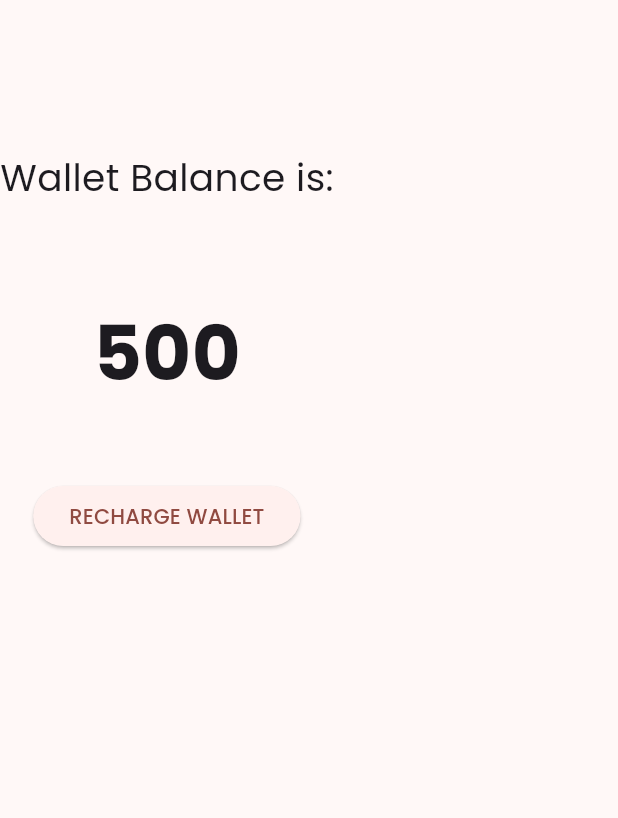
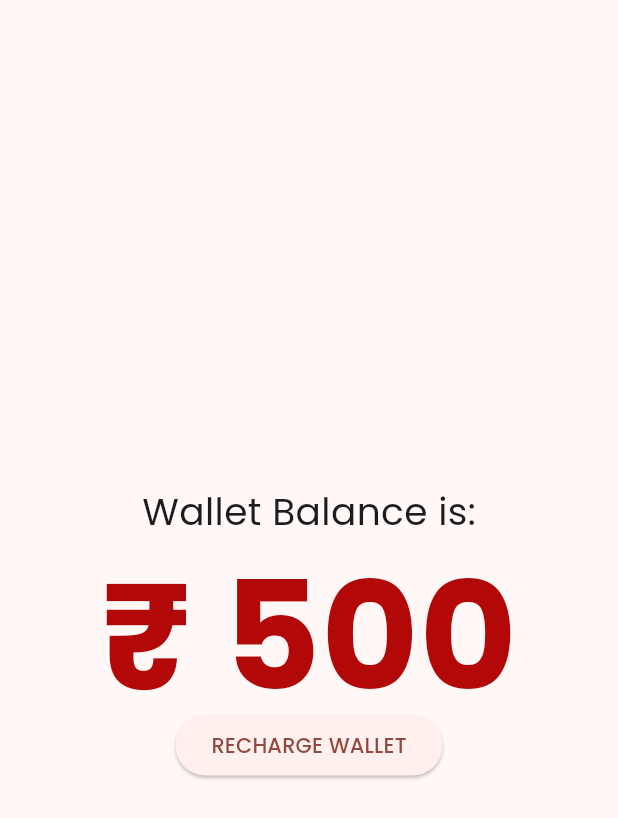
Before and after one commit to abhiram-arun/routeify, a Flutter app: the WalletView screen opened directly, on a phone screen of 412 x 824 dp. Shown: the top 818 px of the screen. Run offline on Flutter 3.47's test engine with Material 3 defaults, Android fonts, the light colour scheme and no system bars; our stand-ins replace dropdown_search, google_fonts.

```diff
--- a/lib/Admin/views/adminhome.dart
+++ b/lib/Admin/views/adminhome.dart
@@ -18,6 +18,7 @@ class _AdminHomeState extends State<AdminHome> {
   ];
   Widget build(BuildContext context) {
     return Scaffold(
+      body: screens[currentIndex],
       bottomNavigationBar: BottomNavigationBar(
         currentIndex: currentIndex,
         onTap: (index) => setState(() => {currentIndex = index}),
--- a/lib/main.dart
+++ b/lib/main.dart
@@ -26,7 +26,7 @@ class MyApp extends StatelessWidget {
           textTheme: GoogleFonts.poppinsTextTheme(
             Theme.of(context).textTheme,
           )),
-      home: const WalletView(),
+      home: const AdminHome(),
     );
   }
 }
--- a/lib/user/views/walletview.dart
+++ b/lib/user/views/walletview.dart
@@ -6,17 +6,34 @@ class WalletView extends StatelessWidget {
   @override
   Widget build(BuildContext context) {
     return Scaffold(
-      body: Column(
-        mainAxisAlignment: MainAxisAlignment.start,
-        crossAxisAlignment: CrossAxisAlignment.center,
-        children:[
-          SizedBox(child: Text("  "),height: 100.0,),
-
-          SizedBox(child: Text("Wallet Balance is:",style: TextStyle(fontSize: 25.0),),height: 100.0,),
-          SizedBox(child: Text(" 500 ",style: TextStyle(fontWeight: FontWeight.bold,fontSize: 50.0),),height: 120.0,),
-          ElevatedButton(child: Text("RECHARGE WALLET"), onPressed: () {}),
-      ]
+      body: Center(
+        child: Column(
+            mainAxisAlignment: MainAxisAlignment.center,
+            crossAxisAlignment: CrossAxisAlignment.center,
+            children: [
+              SizedBox(
+                child: Text("  "),
+              ),
+              SizedBox(
+                child: Text(
+                  "Wallet Balance is:",
+                  style: TextStyle(fontSize: 25.0),
+                ),
+                height: 30.0,
+              ),
+              SizedBox(
+                child: Text(
+                  " ₹ 500 ",
+                  style: TextStyle(
+                      fontWeight: FontWeight.bold,
+                      fontSize: 100.0,
+                      color: Color.fromARGB(255, 179, 8, 8)),
+                ),
+                height: 120.0,
+              ),
+              ElevatedButton(child: Text("RECHARGE WALLET"), onPressed: () {}),
+            ]),
       ),
-      );
+    );
   }
 }
```
